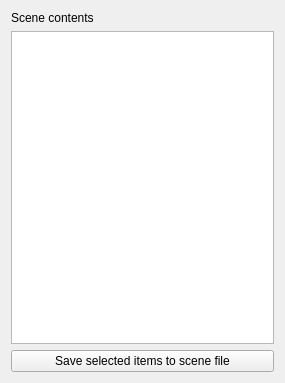
The window that Modules/Bundles/org.mitk.gui.qt.sceneserialization/src/internal/QmitkSceneSerializationViewControls.ui (MITK/MITK) describes before a commit, drawn with Qt 5.
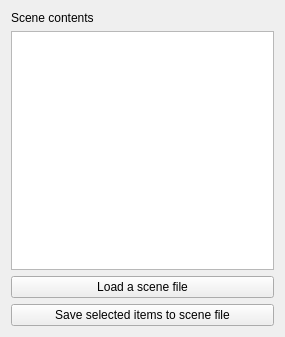
The same window after the commit.

Commit message: ENH (#2183): Started implementing LoadScene. Only opens and unzips scene file so far.

```diff
--- a/Modules/Bundles/org.mitk.gui.qt.sceneserialization/src/internal/QmitkSceneSerializationViewControls.ui
+++ b/Modules/Bundles/org.mitk.gui.qt.sceneserialization/src/internal/QmitkSceneSerializationViewControls.ui
@@ -7,7 +7,7 @@
     <x>0</x>
     <y>0</y>
     <width>285</width>
-    <height>383</height>
+    <height>337</height>
    </rect>
   </property>
   <property name="minimumSize">
@@ -61,6 +61,16 @@
      </property>
     </widget>
    </item>
+   <item>
+    <widget class="QPushButton" name="btnLoadSceneFile">
+     <property name="toolTip">
+      <string>start dumb segmentation</string>
+     </property>
+     <property name="text">
+      <string>Load a scene file</string>
+     </property>
+    </widget>
+   </item>
    <item>
     <widget class="QPushButton" name="btnSerializeSelected">
      <property name="toolTip">
```
The commit also changes 4 other files.
